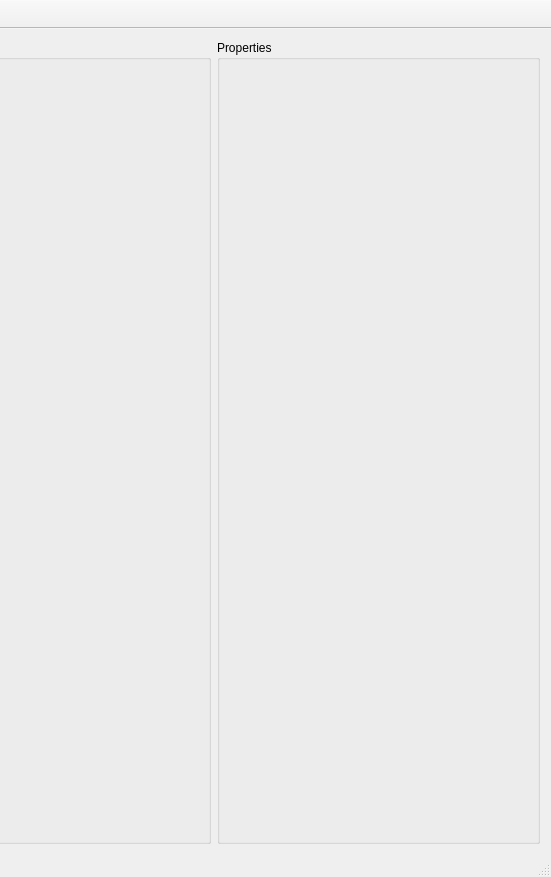
Qt form mainwindow.ui (yslib/EMExplorer) before a commit; both pictures show x 554 to 1105 and y 0 to 877 of the 1105 by 877 pixel window.
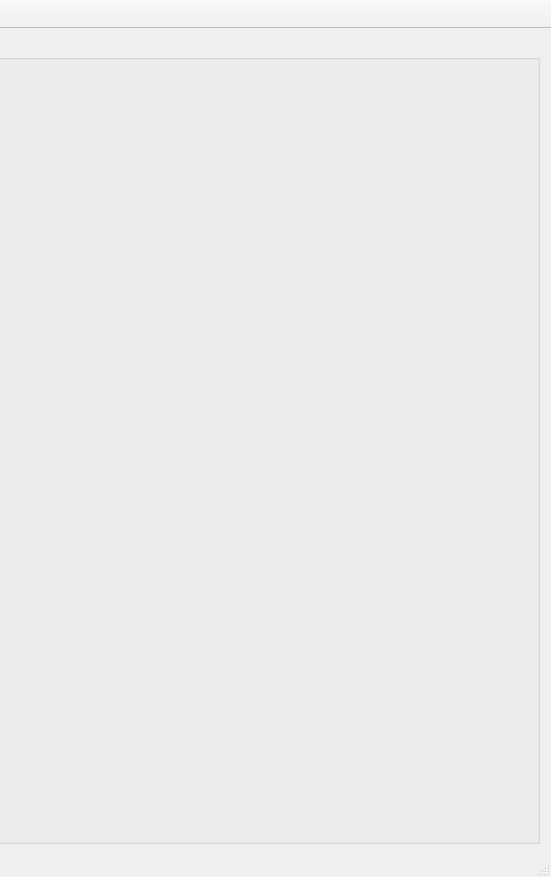
The same form after that commit.

The edit to the form file:
```diff
--- a/mainwindow.ui
+++ b/mainwindow.ui
@@ -22,7 +22,7 @@
   <widget class="QWidget" name="centralWidget">
    <layout class="QGridLayout" name="gridLayout">
     <item row="0" column="0">
-     <layout class="QHBoxLayout" name="horizontalLayout" stretch="7,3">
+     <layout class="QHBoxLayout" name="horizontalLayout" stretch="7">
       <item>
        <widget class="QGroupBox" name="leftGroupBox">
         <property name="enabled">
@@ -33,18 +33,6 @@
         </property>
        </widget>
       </item>
-      <item>
-       <widget class="QGroupBox" name="rightGroupBox">
-        <property name="title">
-         <string>Properties</string>
-        </property>
-        <layout class="QGridLayout" name="gridLayout_2">
-         <item row="0" column="0">
-          <layout class="QVBoxLayout" name="leftVLayout"/>
-         </item>
-        </layout>
-       </widget>
-      </item>
      </layout>
     </item>
    </layout>
```
Left out of the diff: 2 changed lines with no effect on the pictures.
